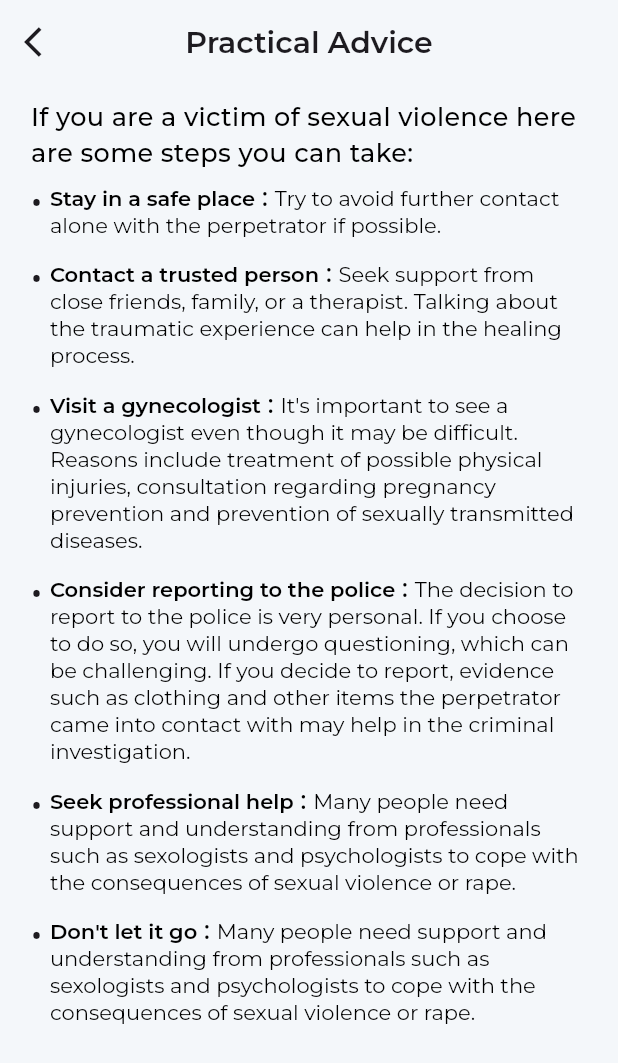
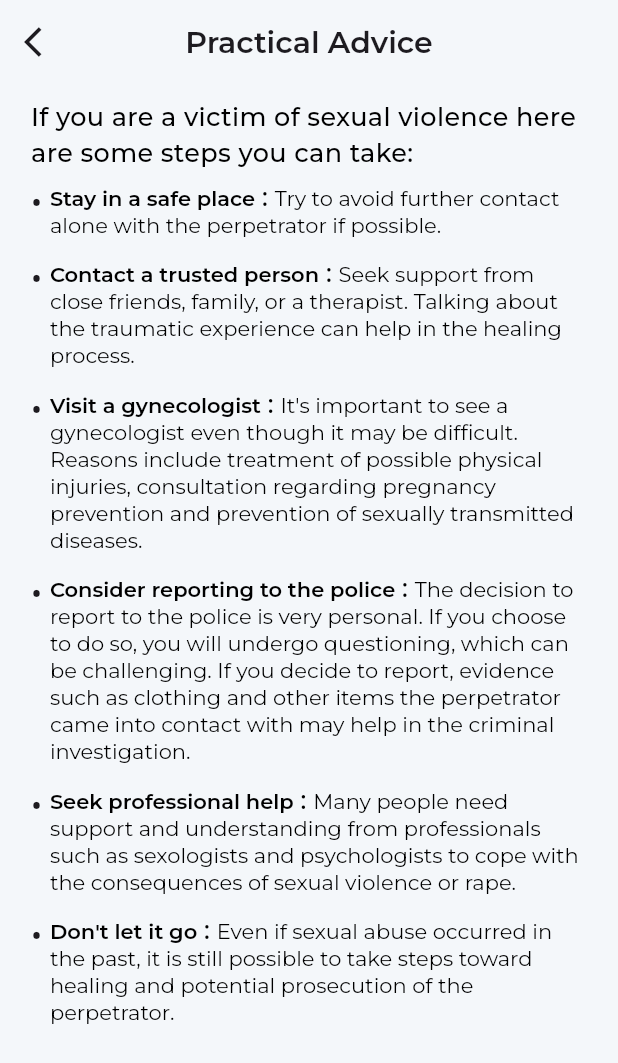
Before and after one commit to ayanedupk12/b_safe, a Flutter app: the PracticalAdviceDetailScreen screen opened by its route, on a phone screen of 412 x 824 dp. Shown: the top 1063 px of the screen. Run offline on Flutter 3.47's test engine with Material 3 defaults, Android fonts, the light colour scheme and no system bars; our stand-ins replace cloud_firestore, file_picker, firebase_auth, firebase_core, firebase_storage, fluttertoast and 6 more; missing offline and left inert: mailer, social_media_recorder; accounts and stored records are empty; network calls fail; project files that could hold a hidden picture were left out.

Commit message:
changes done3

```diff
--- a/lib/GlobalWidget/MyTextField.dart
+++ b/lib/GlobalWidget/MyTextField.dart
@@ -32,9 +32,7 @@ class MyTextField extends StatelessWidget {
 
   @override
   Widget build(BuildContext context) {
-    return SizedBox(
-      height: height,
-      child: TextFormField(
+    return TextFormField(
       validator:validator,
       keyboardType: keyboardType,
       onChanged: onChanged,
@@ -61,7 +59,6 @@ class MyTextField extends StatelessWidget {
           borderSide: const BorderSide(color: Colors.transparent),
         ),
       ),
-      ),
     );
   }
 }
--- a/lib/Screens/AuthScreens/LoginScreen/LoginScreen.dart
+++ b/lib/Screens/AuthScreens/LoginScreen/LoginScreen.dart
@@ -49,7 +49,7 @@ class LogInScreen extends StatelessWidget {
                 mainAxisAlignment: MainAxisAlignment.center,
                 crossAxisAlignment: CrossAxisAlignment.start,
                 children: [
-                  height5(),
+                  height2(),
                   Center(
                     child: Image.asset(
                       ImagesPaths.logoG,
@@ -63,7 +63,6 @@ class LogInScreen extends StatelessWidget {
                       style: CustomTextStyles.appBarTextStyle,
                     ),
                   ),
-                  height2(),
                   height5(),
                   Text(
                     LoginSignUpConstantsE.enterEmailText.tr,
--- a/lib/Screens/AuthScreens/SignUpScreens/SignUpScreen.dart
+++ b/lib/Screens/AuthScreens/SignUpScreens/SignUpScreen.dart
@@ -41,7 +41,7 @@ class SignUpScreen extends StatelessWidget {
               mainAxisAlignment: MainAxisAlignment.start,
               crossAxisAlignment: CrossAxisAlignment.start,
               children: [
-                height5(),
+                height2(),
                 Center(
                   child: Image.asset(
                     ImagesPaths.logoG,
@@ -86,7 +86,7 @@ class SignUpScreen extends StatelessWidget {
                 ),
                 height2(),
                 Text(
-                  "Confirm Password",
+                  LoginSignUpConstantsE.confirmpassText.tr,
                   style: CustomTextStyles.descriptionTextStyleB,
                 ),
                 MyTextField(
--- a/lib/Screens/HomeMainScreen/HomeScreen/HomeSubScreens/CyberBullying&OnlineSafetyScreen/CyberBullying&OnlineSafetyScreen.dart
+++ b/lib/Screens/HomeMainScreen/HomeScreen/HomeSubScreens/CyberBullying&OnlineSafetyScreen/CyberBullying&OnlineSafetyScreen.dart
@@ -40,7 +40,6 @@ class CyberBullyingAndOnlineSafetyScreen extends StatelessWidget {
                 Text(
                   CB_OSmainScreenConstantsE.mainTitle.tr,
                   style: CustomTextStyles.descriptionTextStyleB,
-                  textAlign: TextAlign.justify,
                 ),
                 const SizedBox(
                   height: 20,
--- a/lib/Screens/HomeMainScreen/HomeScreen/HomeSubScreens/CyberBullying&OnlineSafetyScreen/DetailScreens/OnlineSafetyDetailScreen/OnlineSafetyDetailScreen.dart
+++ b/lib/Screens/HomeMainScreen/HomeScreen/HomeSubScreens/CyberBullying&OnlineSafetyScreen/DetailScreens/OnlineSafetyDetailScreen/OnlineSafetyDetailScreen.dart
@@ -39,7 +39,7 @@ class OnlineSafetyDetailScreen extends StatelessWidget {
             children: [
               size2(),
               Text(
-                OSscreenConstantsE.mainTitle,
+                OSscreenConstantsE.mainTitle.tr,
                 style: CustomTextStyles.topicTextStyle,
               ),
               size2(),
@@ -73,6 +73,7 @@ class OnlineSafetyDetailScreen extends StatelessWidget {
               OnlineSafetBulletWidget(text: OSscreenConstantsE.phoneBulluetText2.tr),
               OnlineSafetBulletWidget(text: OSscreenConstantsE.phoneBulluetText3.tr),
               size2(),
+              size2(),
             ],
           ),
         ),
--- a/lib/Screens/HomeMainScreen/HomeScreen/HomeSubScreens/PracticalAdviceScreen/DetailScreens/PracticalAdviceDetailScreen/PracticalAdviceDetailScreen.dart
+++ b/lib/Screens/HomeMainScreen/HomeScreen/HomeSubScreens/PracticalAdviceScreen/DetailScreens/PracticalAdviceDetailScreen/PracticalAdviceDetailScreen.dart
@@ -44,16 +44,16 @@ class PracticalAdviceDetailScreen extends StatelessWidget {
                 style: CustomTextStyles.topicTextStyle,
               ),
               PADSWidget(
-                title: PracTicalAdviceConstantsE.title1,
-                description: PracTicalAdviceConstantsE.description1,
+                title: PracTicalAdviceConstantsE.title1.tr,
+                description: PracTicalAdviceConstantsE.description1.tr,
               ),
               PADSWidget(
                 title: PracTicalAdviceConstantsE.title2.tr,
-                description: PracTicalAdviceConstantsE.description2,
+                description: PracTicalAdviceConstantsE.description2.tr,
               ),
               PADSWidget(
                 title: PracTicalAdviceConstantsE.title3.tr,
-                description: PracTicalAdviceConstantsE.description3,
+                description: PracTicalAdviceConstantsE.description3.tr,
               ),
               PADSWidget(
                 title: PracTicalAdviceConstantsE.title4.tr,
@@ -61,11 +61,11 @@ class PracticalAdviceDetailScreen extends StatelessWidget {
               ),
               PADSWidget(
                 title: PracTicalAdviceConstantsE.title5.tr,
-                description: PracTicalAdviceConstantsE.description5,
+                description: PracTicalAdviceConstantsE.description5.tr,
               ),
               PADSWidget(
                 title: PracTicalAdviceConstantsE.title6.tr,
-                description: PracTicalAdviceConstantsE.description5,
+                description: PracTicalAdviceConstantsE.description6.tr,
               ),
               const SizedBox(
                 height: 20,
--- a/lib/Screens/HomeMainScreen/HomeScreen/HomeSubScreens/PracticalAdviceScreen/DetailScreens/SGBVDifferentFormsDetailScreen/SGBVDifferentFormsDetailScreen.dart
+++ b/lib/Screens/HomeMainScreen/HomeScreen/HomeSubScreens/PracticalAdviceScreen/DetailScreens/SGBVDifferentFormsDetailScreen/SGBVDifferentFormsDetailScreen.dart
@@ -39,11 +39,11 @@ class SGBVDifferentFormsDetailScreen extends StatelessWidget {
                 style: CustomTextStyles.topicTextStyle,
               ),
               const SizedBox(height: 10,),
-               SGBVWidget(title: SGBVFormsConstantsE.sexualVoilence.tr, description: SGBVFormsConstantsE.sexualVoilenceDes,),
-               SGBVWidget(title: SGBVFormsConstantsE.domesticVoilence.tr, description: SGBVFormsConstantsE.domesticVoilenceDes,),
-               SGBVWidget(title: SGBVFormsConstantsE.genderBVoilence.tr, description: SGBVFormsConstantsE.genderBVoilencedDes,),
-               SGBVWidget(title: SGBVFormsConstantsE.harmfulTradition.tr, description: SGBVFormsConstantsE.harmfulTraditionDes,),
-               SGBVWidget(title: SGBVFormsConstantsE.descrimination.tr, description: SGBVFormsConstantsE.descriminationDes,),
+               SGBVWidget(title: SGBVFormsConstantsE.sexualVoilence.tr, description: SGBVFormsConstantsE.sexualVoilenceDes.tr,),
+               SGBVWidget(title: SGBVFormsConstantsE.domesticVoilence.tr, description: SGBVFormsConstantsE.domesticVoilenceDes.tr,),
+               SGBVWidget(title: SGBVFormsConstantsE.genderBVoilence.tr, description: SGBVFormsConstantsE.genderBVoilencedDes.tr,),
+               SGBVWidget(title: SGBVFormsConstantsE.harmfulTradition.tr, description: SGBVFormsConstantsE.harmfulTraditionDes.tr,),
+               SGBVWidget(title: SGBVFormsConstantsE.descrimination.tr, description: SGBVFormsConstantsE.descriminationDes.tr,),
 
             ],
           ),
--- a/lib/Translations/Languages.dart
+++ b/lib/Translations/Languages.dart
@@ -21,6 +21,7 @@ class Language extends Translations{
       LoginSignUpConstantsE.welcomText : LoginSignUpConstantsE.welcomText,
       LoginSignUpConstantsE.emailText : LoginSignUpConstantsE.emailText,
       LoginSignUpConstantsE.passwordText : LoginSignUpConstantsE.passwordText,
+      LoginSignUpConstantsE.confirmpassText : LoginSignUpConstantsE.confirmpassText,
       ///language or country selection screen constants///
       LCscreenConstantsE.selectCountryandlanguage:LCscreenConstantsE.selectCountryandlanguage,
       LCscreenConstantsE.countryHintText:LCscreenConstantsE.countryHintText,
@@ -90,6 +91,7 @@ class Language extends Translations{
       SGBVFormsConstantsE.harmfulTraditionDes:SGBVFormsConstantsE.harmfulTraditionDes,
       SGBVFormsConstantsE.descriminationDes:SGBVFormsConstantsE.descriminationDes,
       ///practical advice detail screen ///k
+      PracTicalAdviceConstantsE.mainTitle:PracTicalAdviceConstantsE.mainTitle,
       PracTicalAdviceConstantsE.title1:PracTicalAdviceConstantsE.title1,
       PracTicalAdviceConstantsE.title2:PracTicalAdviceConstantsE.title2,
       PracTicalAdviceConstantsE.title3:PracTicalAdviceConstantsE.title3,
@@ -141,12 +143,18 @@ class Language extends Translations{
       FLscreenConstantsE.hintText:FLscreenConstantsE.hintText,
       ///my journal screen constants///
       MyJournalConstantsE.title:MyJournalConstantsE.title,
+      MyJournalConstantsE.welcomText:MyJournalConstantsE.welcomText,
       MyJournalConstantsE.hintText:MyJournalConstantsE.hintText,
       MyJournalConstantsE.title1:MyJournalConstantsE.title1,
       MyJournalConstantsE.title2:MyJournalConstantsE.title2,
       MyJournalConstantsE.title3:MyJournalConstantsE.title3,
+      MyJournalConstantsE.title4:MyJournalConstantsE.title4,
+      MyJournalConstantsE.title5:MyJournalConstantsE.title5,
+      MyJournalConstantsE.button1:MyJournalConstantsE.button1,
+      MyJournalConstantsE.button3:MyJournalConstantsE.button3,
       MyJournalConstantsE.safetyEmail:MyJournalConstantsE.safetyEmail,
       MyJournalConstantsE.sendText:MyJournalConstantsE.sendText,
+      MyJournalConstantsE.cancelText:MyJournalConstantsE.cancelText,
       ///PrivacyPolicy screen//////
       PrivacyPolicyConstantsE.text1:PrivacyPolicyConstantsE.text1,
       PrivacyPolicyConstantsE.text2:PrivacyPolicyConstantsE.text2,
@@ -256,6 +264,7 @@ class Language extends Translations{
       SGBVFormsConstantsE.harmfulTraditionDes:SGBVFormsConstantsC.harmfulTraditionDes,
       SGBVFormsConstantsE.descriminationDes:SGBVFormsConstantsC.descriminationDes,
       ///practical advice detail screen ///k
+      PracTicalAdviceConstantsE.mainTitle:PracTicalAdviceConstantsC.mainTitle,
       PracTicalAdviceConstantsE.title1:PracTicalAdviceConstantsC.title1,
       PracTicalAdviceConstantsE.title2:PracTicalAdviceConstantsC.title2,
       PracTicalAdviceConstantsE.title3:PracTicalAdviceConstantsC.title3,
@@ -311,6 +320,10 @@ class Language extends Translations{
       MyJournalConstantsE.title1:MyJournalConstantsC.title1,
       MyJournalConstantsE.title2:MyJournalConstantsC.title2,
       MyJournalConstantsE.title3:MyJournalConstantsC.title3,
+      MyJournalConstantsE.title4:MyJournalConstantsC.title4,
+      MyJournalConstantsE.title5:MyJournalConstantsC.title5,
+      MyJournalConstantsE.button1:MyJournalConstantsC.button1,
+      MyJournalConstantsE.button3:MyJournalConstantsC.button3,
       MyJournalConstantsE.safetyEmail:MyJournalConstantsC.safetyEmail,
       MyJournalConstantsE.sendText:MyJournalConstantsC.sendText,
       ///PrivacyPolicy screen//////
@@ -353,6 +366,7 @@ class Language extends Translations{
       LoginSignUpConstantsE.welcomText : LoginSignUpConstantsS.welcomText,
       LoginSignUpConstantsE.emailText : LoginSignUpConstantsS.emailText,
       LoginSignUpConstantsE.passwordText : LoginSignUpConstantsS.passwordText,
+      LoginSignUpConstantsE.confirmpassText : LoginSignUpConstantsS.confirmpassText,
       ///language or country selection screen constants///
       LCscreenConstantsE.selectCountryandlanguage:LCscreenConstantsS.selectCountryandlanguage,
       LCscreenConstantsE.countryHintText:LCscreenConstantsS.countryHintText,
@@ -422,6 +436,7 @@ class Language extends Translations{
       SGBVFormsConstantsE.harmfulTraditionDes:SGBVFormsConstantsS.harmfulTraditionDes,
       SGBVFormsConstantsE.descriminationDes:SGBVFormsConstantsS.descriminationDes,
       ///practical advice detail screen ///k
+      PracTicalAdviceConstantsE.mainTitle:PracTicalAdviceConstantsS.mainTitle,
       PracTicalAdviceConstantsE.title1:PracTicalAdviceConstantsS.title1,
       PracTicalAdviceConstantsE.title2:PracTicalAdviceConstantsS.title2,
       PracTicalAdviceConstantsE.title3:PracTicalAdviceConstantsS.title3,
@@ -473,12 +488,18 @@ class Language extends Translations{
       FLscreenConstantsE.hintText:FLscreenConstantsS.hintText,
       ///my journal screen constants///
       MyJournalConstantsE.title:MyJournalConstantsS.title,
+      MyJournalConstantsE.welcomText:MyJournalConstantsS.welcomText,
       MyJournalConstantsE.hintText:MyJournalConstantsS.hintText,
       MyJournalConstantsE.title1:MyJournalConstantsS.title1,
       MyJournalConstantsE.title2:MyJournalConstantsS.title2,
       MyJournalConstantsE.title3:MyJournalConstantsS.title3,
+      MyJournalConstantsE.title4:MyJournalConstantsS.title4,
+      MyJournalConstantsE.title5:MyJournalConstantsS.title5,
+      MyJournalConstantsE.button1:MyJournalConstantsS.button1,
+      MyJournalConstantsE.button3:MyJournalConstantsS.button3,
       MyJournalConstantsE.safetyEmail:MyJournalConstantsS.safetyEmail,
       MyJournalConstantsE.sendText:MyJournalConstantsS.sendText,
+      MyJournalConstantsE.cancelText:MyJournalConstantsS.cancelText,
       ///PrivacyPolicy screen//////
       PrivacyPolicyConstantsE.text1:PrivacyPolicyConstantsS.text1,
       PrivacyPolicyConstantsE.text2:PrivacyPolicyConstantsS.text2,
@@ -588,6 +609,7 @@ class Language extends Translations{
       SGBVFormsConstantsE.harmfulTraditionDes:SGBVFormsConstantsU.harmfulTraditionDes,
       SGBVFormsConstantsE.descriminationDes:SGBVFormsConstantsU.descriminationDes,
       ///practical advice detail screen ///k
+      PracTicalAdviceConstantsE.mainTitle:PracTicalAdviceConstantsU.mainTitle,
       PracTicalAdviceConstantsE.title1:PracTicalAdviceConstantsU.title1,
       PracTicalAdviceConstantsE.title2:PracTicalAdviceConstantsU.title2,
       PracTicalAdviceConstantsE.title3:PracTicalAdviceConstantsU.title3,
@@ -643,6 +665,10 @@ class Language extends Translations{
       MyJournalConstantsE.title1:MyJournalConstantsU.title1,
       MyJournalConstantsE.title2:MyJournalConstantsU.title2,
       MyJournalConstantsE.title3:MyJournalConstantsU.title3,
+      MyJournalConstantsE.title4:MyJournalConstantsU.title4,
+      MyJournalConstantsE.title5:MyJournalConstantsU.title5,
+      MyJournalConstantsE.button1:MyJournalConstantsU.button1,
+      MyJournalConstantsE.button3:MyJournalConstantsU.button3,
       MyJournalConstantsE.safetyEmail:MyJournalConstantsU.safetyEmail,
       MyJournalConstantsE.sendText:MyJournalConstantsU.sendText,
       ///PrivacyPolicy screen//////
@@ -754,6 +780,7 @@ class Language extends Translations{
       SGBVFormsConstantsE.harmfulTraditionDes:SGBVFormsConstantsP.harmfulTraditionDes,
       SGBVFormsConstantsE.descriminationDes:SGBVFormsConstantsP.descriminationDes,
       ///practical advice detail screen ///k
+      PracTicalAdviceConstantsE.mainTitle:PracTicalAdviceConstantsP.mainTitle,
       PracTicalAdviceConstantsE.title1:PracTicalAdviceConstantsP.title1,
       PracTicalAdviceConstantsE.title2:PracTicalAdviceConstantsP.title2,
       PracTicalAdviceConstantsE.title3:PracTicalAdviceConstantsP.title3,
@@ -809,8 +836,12 @@ class Language extends Translations{
       MyJournalConstantsE.title1:MyJournalConstantsP.title1,
       MyJournalConstantsE.title2:MyJournalConstantsP.title2,
       MyJournalConstantsE.title3:MyJournalConstantsP.title3,
+      MyJournalConstantsE.title5:MyJournalConstantsP.title5,
+      MyJournalConstantsE.button1:MyJournalConstantsP.button1,
+      MyJournalConstantsE.button3:MyJournalConstantsP.button3,
       MyJournalConstantsE.safetyEmail:MyJournalConstantsP.safetyEmail,
       MyJournalConstantsE.sendText:MyJournalConstantsP.sendText,
+      MyJournalConstantsE.title4:MyJournalConstantsP.title4,
       ///PrivacyPolicy screen//////
       PrivacyPolicyConstantsE.text1:PrivacyPolicyConstantsP.text1,
       PrivacyPolicyConstantsE.text2:PrivacyPolicyConstantsP.text2,
--- a/lib/Utils/AppConstants/EnglishConstants.dart
+++ b/lib/Utils/AppConstants/EnglishConstants.dart
@@ -7,6 +7,7 @@ class LoginSignUpConstantsE{
   static const enterEmailText= "Enter Email";
   static const enterPasswordText= "Enter Password";
   static const forgotpassText= "Forgot Password?";
+  static const confirmpassText= "Confirm Password";
   static const dontHaveAccountText= "Don't have an account?";
   static const alreadyHaveAccountText= "Already have an account?";
   static const welcomText= "Welcome To BSafe";
@@ -219,13 +220,15 @@ class FLscreenConstantsE{
 
 ///my journal screen constants///
 class MyJournalConstantsE{
-  static const title="Welcome to ${'"My Journal."'} Keeping a journal is a valuable way to document any abuse you've experienced and these entries may be useful in supporting any legal actions you decide to pursue in the future. ${'"My Journal"'} is here to assist you in this process and it's important to know that nothing you record using this tool will be saved on your device, ensuring your privacy and security.";
+  static const title="Keeping a journal is a valuable way to document any abuse you've experienced and these entries may be useful in supporting any legal actions you decide to pursue in the future. ${'"My Journal"'} is here to assist you in this process and it's important to know that nothing you record using this tool will be saved on your device, ensuring your privacy and security.";
   static const hintText="Write Something...";
+  static const welcomText="Welcome to ${'"My Journal."'}";
   static const title1="When did it happen?";
   static const title2="What happened?";
   static const title3="How did it happen?";
   static const safetyEmail="Safety Email";
   static const sendText="Send";
+  static const cancelText="Cancel";
   ///double
   static const title4="Upload image or video";
   static const title5="Record audio";
--- a/lib/Utils/AppConstants/SlovakConstants.dart
+++ b/lib/Utils/AppConstants/SlovakConstants.dart
@@ -7,6 +7,7 @@ class LoginSignUpConstantsS{
   static const enterEmailText= "Zadajte Email";
   static const enterPasswordText= "Zadajte heslo";
   static const forgotpassText= "Zabudnuté heslo?";
+  static const confirmpassText= "Potvrďte heslo";
   static const dontHaveAccountText= "Nemáte účet?";
   static const alreadyHaveAccountText= "Máte už účet?";
   static const welcomText= "Vitajte v BSafe";
@@ -34,7 +35,7 @@ class LCscreenConstantsS{
 class HomeMainScreenContantsS{
   static const homeAppBarText="Domov";
   static const localSupportAppBarText="Local Support Services";
-  static const journalAppBarText="My Journal";
+  static const journalAppBarText="Môj denník";
   static const splashscreenConstants="Si silná.";
 }
 
@@ -214,17 +215,19 @@ class FLscreenConstantsS {
 class MyJournalConstantsS {
   static const title="Vedenie denníka je cenný spôsob, ako zdokumentovať akékoľvek zneužívanie, ktoré ste zažili. Tieto záznamy môžu byť užitočné pre prípadné právne kroky, ktoré sa rozhodnete podniknúť v budúcnosti. ${'"Môj denník"'} vám v tomto procese pomôže. A je dôležité vedieť, že nič, čo zaznamenáte pomocou tohto nástroja, nebude uložené vo vašom zariadení, čím sa zaistí vaše súkromie a bezpečnosť";
   static const hintText="Write Something...";
+  static const welcomText="Vitajte v ${"Môj Denník "}";
   static const title1="Kedy to nastalo?";
   static const title2="Čo sa stalo?";
   static const title3="Ako to sa stalo?";
   static const safetyEmail="Bezpečnostný e-mail";
-  static const sendText="Uložit";
+  static const sendText="Poslať";
+  static const cancelText="Zrušiť";
   ///double
-  static const title4="Upload image or video";
-  static const title5="Record audio";
-  static const button1="Upload";
+  static const title4="Odovzdať obrázok alebo video";
+  static const title5="Nahrávat zvuk";
+  static const button1="Nahrát";
   static const button2="Start";
-  static const button3="Submit";
+  static const button3="Uložit";
 }
 
 
@@ -255,7 +258,7 @@ class TermANdCondConstantsS {
   static const d4 ="Vaše súkromie je pre nás dôležité. Vaše osobné informácie neposkytujeme tretím stranám. Pre viac informácií si prečítajte našu Zásady ochrany súkromia.";
   static const d5 ="Pre vašu bezpečnosť je dôležité mať aplikáciu aktualizovanú na najnovšiu verziu. Pravidelne môžeme vydať aktualizácie s novými funkciami alebo zlepšeniami zabezpečenia.";
   static const d6 ="V prípade núdze vždy okamžite zavolajte číslo miestnych núdzových služieb. Naša aplikácia nie je náhradou za núdzovú pomoc.";
-  static const d7 ="Vaša spätná väzba je pre nás cenná, a preto, ak máte návrhy na zlepšenie, prosím, kontaktujte nás e-mailom na adrese projectbsafe@hotmail.com.";
+  static const d7 ="Vaša spätná väzba je pre nás cenná, a preto, ak máte návrhy na zlepšenie, prosím, kontaktujte nás e-mailom na adrese. ";
   static const d8 ="Vyhradzujeme si právo ukončiť váš prístup k aplikácii podľa našej ľubovôle, ak porušíte tieto podmienky alebo zneužijete aplikáciu.";
   static const d9 ="Súhlasíte s používaním aplikácie v súlade so všetkými platnými zákonnými a regulačnými ustanoveniami týkajúcimi sa násilia na základe pohlavia a osobnej bezpečnosti.";
   static const d10 ="Aj keď sa snažíme poskytovať presné a užitočné informácie, nemôžeme garantovať presnosť, spoľahlivosť ani účinnosť zdrojov poskytovaných v rámci aplikácie.";
```
Also changed, not shown: 4 other files. Lines whose indentation alone changed are shown as unchanged.
